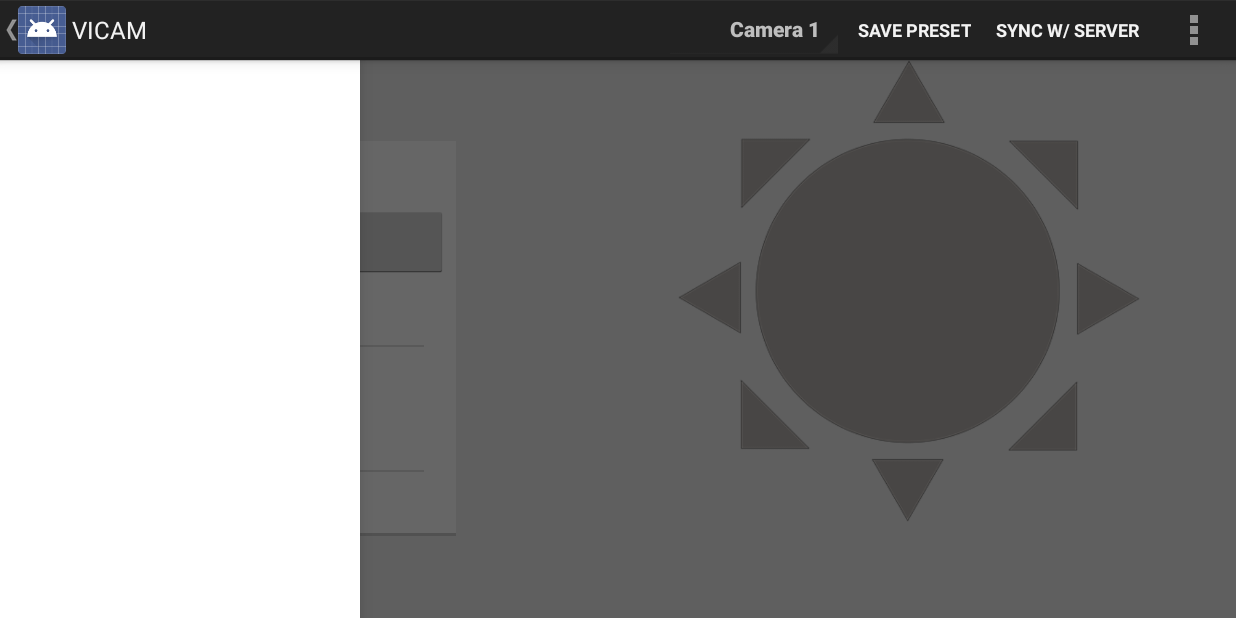
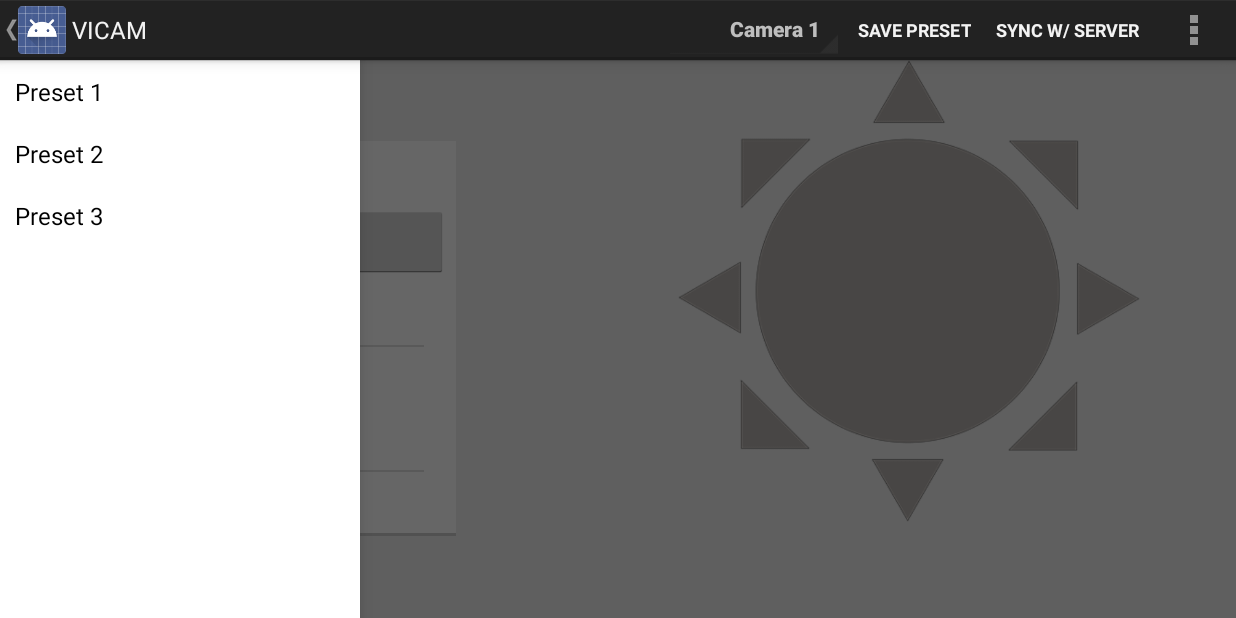
Before and after one commit to mwielondek/vicam, an Android app: the screen it shows after launch (MainActivity), with the side drawer open, on a phone screen of 824 x 412 dp (held sideways). Run offline under Robolectric (Android 15) with nearby library versions, the phone set to English and light mode, and no system bars; our stand-ins replace ButterKnife, Dagger/Hilt's generated code; libraries missing offline, so code that uses them is left out: com.j256.ormlite, de.greenrobot.event; 6 statements that could not run were skipped.

Commit message:
Fixed crash in onCreate where null was passed to Preset's constructor.

```diff
--- a/camera/src/main/java/com/dreamteam/vicam/view/MainActivity.java
+++ b/camera/src/main/java/com/dreamteam/vicam/view/MainActivity.java
@@ -26,7 +26,11 @@ import com.dreamteam.camera.R;
 import com.dreamteam.vicam.model.events.CameraChangedEvent;
 import com.dreamteam.vicam.model.events.PresetChangedEvent;
 import com.dreamteam.vicam.model.pojo.Camera;
+import com.dreamteam.vicam.model.pojo.CameraState;
+import com.dreamteam.vicam.model.pojo.Focus;
+import com.dreamteam.vicam.model.pojo.Position;
 import com.dreamteam.vicam.model.pojo.Preset;
+import com.dreamteam.vicam.model.pojo.Zoom;
 import com.dreamteam.vicam.presenter.utility.Dagger;
 
 import de.greenrobot.event.EventBus;
@@ -81,10 +85,13 @@ public class MainActivity extends Activity {
 
     mTitle = getString(R.string.app_name);
 
+    CameraState dummy = new CameraState(
+        new Position(0x8000, 0x8000), new Zoom(0x555), new Focus(0x555, true));
+
     // Temporary dummy data
     mPresets = new Preset[]{
-        new Preset("Preset 1", null), new Preset("Preset 2", null),
-        new Preset("Preset 3", null)};
+        new Preset("Preset 1", dummy), new Preset("Preset 2", dummy),
+        new Preset("Preset 3", dummy)};
 
     mPresetAdapter = new ArrayAdapter<Preset>(this, R.layout.drawer_list_item, mPresets);
     mDrawerList.setAdapter(mPresetAdapter);
@@ -111,8 +118,6 @@ public class MainActivity extends Activity {
     mFocusSeekBar.setOnSeekBarChangeListener(new SeekBarChangeListener(SeekBarType.FOCUS));
     mZoomSeekBar.setOnSeekBarChangeListener(new SeekBarChangeListener(SeekBarType.ZOOM));
 
-
-
     // Init. alert dialog for Save Preset
     AlertDialog.Builder builderSavePreset = new AlertDialog.Builder(this);
     builderSavePreset.setTitle(R.string.dialog_save_preset_title);
@@ -122,26 +127,26 @@ public class MainActivity extends Activity {
         loaderSpinner.setVisibility(View.GONE);
       }
     });
-    builderSavePreset.setNegativeButton(R.string.dialog_cancel, new DialogInterface.OnClickListener() {
+    builderSavePreset.setNegativeButton(R.string.dialog_cancel,
+                                        new DialogInterface.OnClickListener() {
                                           public void onClick(DialogInterface dialog, int id) {
                                             // User cancelled the dialog
                                           }
-    });
+                                        }
+    );
     dialogSavePreset = builderSavePreset.create();
 
-
     // Init loader loaderSpinner
-    loaderSpinner = (RelativeLayout)findViewById(R.id.sync_loader);
+    loaderSpinner = (RelativeLayout) findViewById(R.id.sync_loader);
 
     loaderSpinner.setVisibility(View.GONE);
-
 
     mFocusSeekBar.setOnSeekBarChangeListener(new SeekBarChangeListener(SeekBarType.FOCUS));
     mZoomSeekBar.setOnSeekBarChangeListener(new SeekBarChangeListener(SeekBarType.ZOOM));
   }
 
   // Load to loader spinner
-  public void load(View view){
+  public void load(View view) {
     loaderSpinner.setVisibility(View.VISIBLE);
 
     // Trying to disable all the background and put a grey transparent shadow over the whole view
```
Lines whose indentation alone changed are shown as unchanged.
